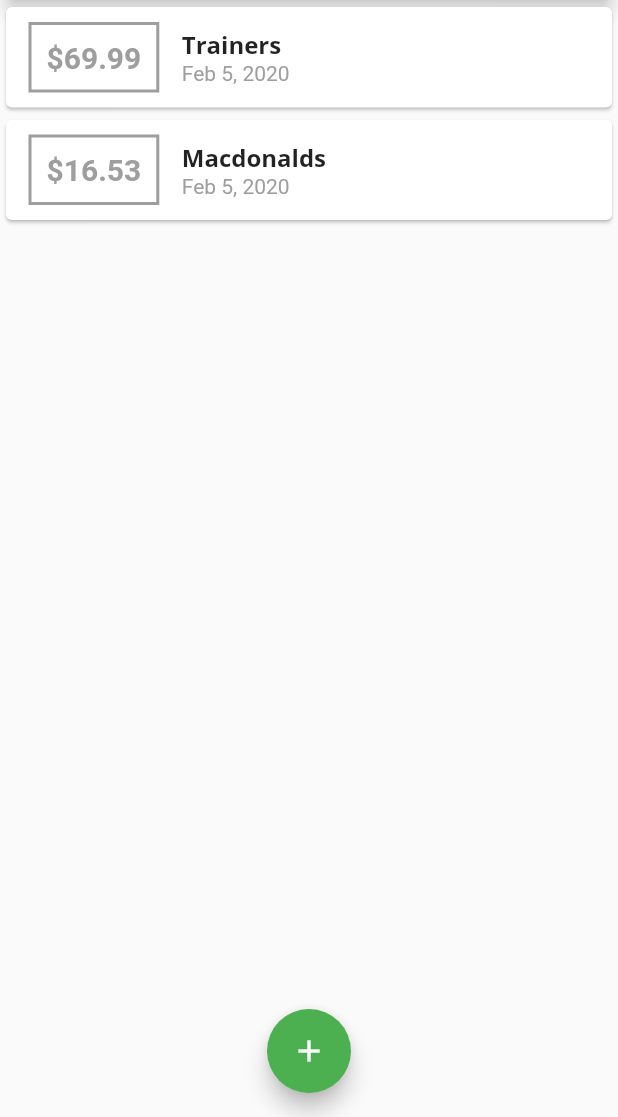
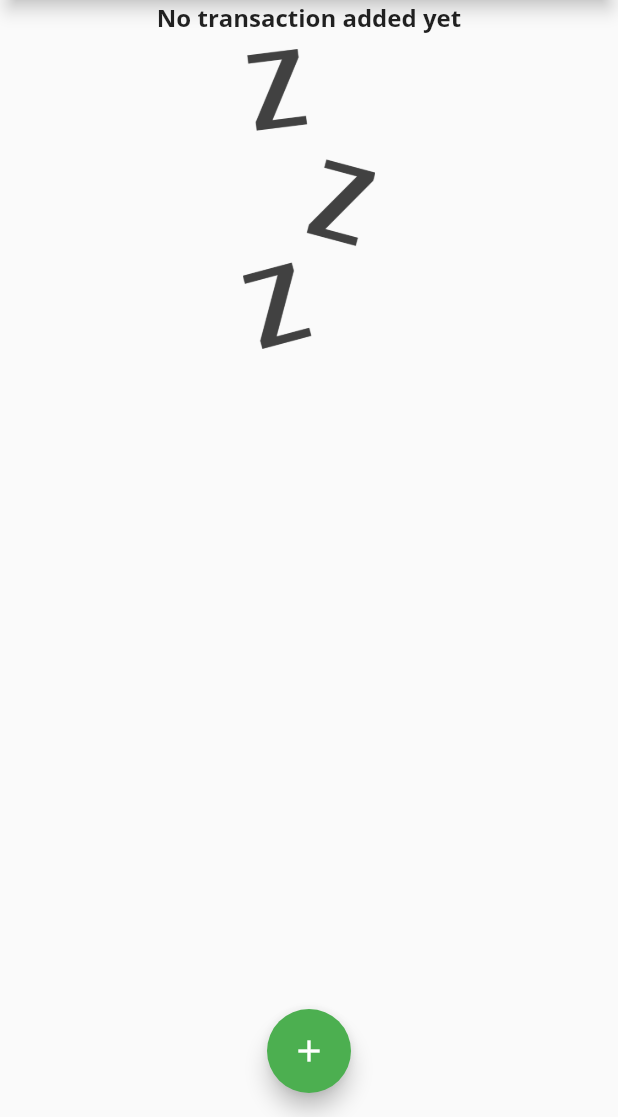
Before and after one commit to JamesRotimi/money_tracker_app, a Flutter app: the screen it shows after launch, on a phone screen of 412 x 824 dp, the part 119-1236 px from its top. Run offline on Flutter 3.47's test engine with Material 2 defaults, Android fonts, the phone set to English and light mode, and no system bars.

Commit message:
showing image if no transactions are populated using a teranary operator in transactionlist

```diff
--- a/lib/Widgets/transaction_list.dart
+++ b/lib/Widgets/transaction_list.dart
@@ -11,7 +11,23 @@ class TransactionList extends StatelessWidget {
   Widget build(BuildContext context) {
     return Container(
       height: 600,
-      child: ListView.builder(
+      child: transactions.isEmpty
+          ? Column(
+              children: <Widget>[
+                Text(
+                  'No transaction added yet',
+                  style: Theme.of(context).textTheme.title,
+                ),
+                SizedBox(height: 10,),
+                Container(
+                    height: 200,
+                    child: Image.asset(
+                  'assets/images/waiting.png',
+                  fit: BoxFit.cover,
+                ))
+              ],
+            )
+          : ListView.builder(
               itemBuilder: (ctx, index) {
                 return Card(
                   child: Row(
@@ -23,8 +39,7 @@ class TransactionList extends StatelessWidget {
                         ),
                         decoration: BoxDecoration(
                           border: Border.all(
-                        color: Theme.of(context).primaryColor,
-                        width: 2),
+                              color: Theme.of(context).primaryColor, width: 2),
                         ),
                         padding: EdgeInsets.all(10),
                         child: Text(
--- a/lib/main.dart
+++ b/lib/main.dart
@@ -48,10 +48,10 @@ class MyHomePage extends StatefulWidget {
 
 class _MyHomePageState extends State<MyHomePage> {
   final List<Transaction> _userTransactions = [
-    Transaction(
-        id: 'r1', title: 'Trainers', amount: 69.99, date: DateTime.now()),
-    Transaction(
-        id: 'r2', title: 'Macdonalds', amount: 16.53, date: DateTime.now()),
+//    Transaction(
+//        id: 'r1', title: 'Trainers', amount: 69.99, date: DateTime.now()),
+//    Transaction(
+//        id: 'r2', title: 'Macdonalds', amount: 16.53, date: DateTime.now()),
   ];
 
   void _addNewTransaction(String txTitle, double txAmount) {
--- a/pubspec.yaml
+++ b/pubspec.yaml
@@ -42,8 +42,8 @@ flutter:
   uses-material-design: true
 
   # To add assets to your application, add an assets section, like this:
-  # assets:
-  #  - images/a_dot_burr.jpeg
+  assets:
+    - assets/images/waiting.png
   #  - images/a_dot_ham.jpeg
 
   # An image asset can refer to one or more resolution-specific "variants", see
```
Also changed, not shown: assets/images/waiting.png (added). Lines whose indentation alone changed are shown as unchanged.
